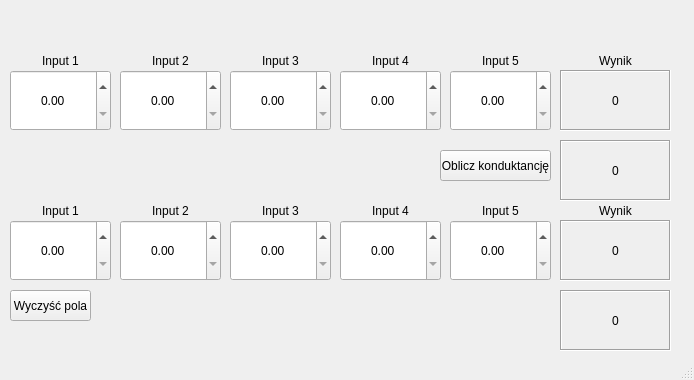
261995/Kalkulator-rezystancji-GUI2, file mainwindow.ui: the form before one commit.
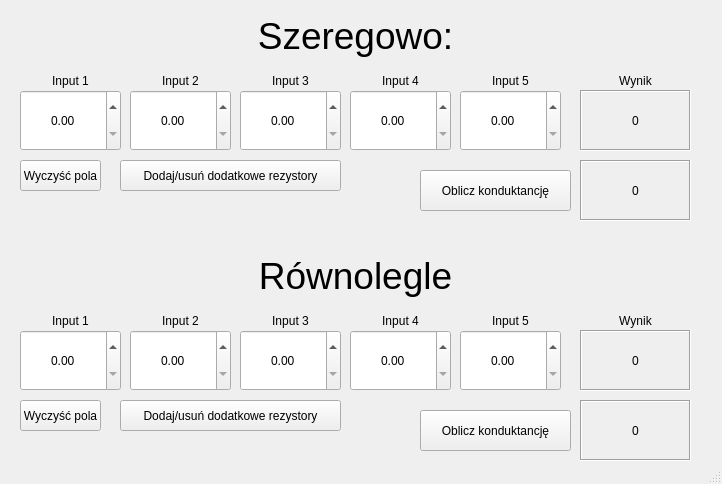
The form after the commit.

Patch:
```diff
--- a/mainwindow.ui
+++ b/mainwindow.ui
@@ -6,8 +6,8 @@
    <rect>
     <x>0</x>
     <y>0</y>
-    <width>694</width>
-    <height>380</height>
+    <width>722</width>
+    <height>484</height>
    </rect>
   </property>
   <property name="windowTitle">
@@ -17,8 +17,8 @@
    <widget class="QPushButton" name="czysc">
     <property name="geometry">
      <rect>
-      <x>10</x>
-      <y>290</y>
+      <x>20</x>
+      <y>160</y>
       <width>81</width>
       <height>31</height>
      </rect>
@@ -30,8 +30,8 @@
    <widget class="QDoubleSpinBox" name="R1">
     <property name="geometry">
      <rect>
-      <x>10</x>
-      <y>70</y>
+      <x>20</x>
+      <y>90</y>
       <width>101</width>
       <height>61</height>
      </rect>
@@ -46,10 +46,10 @@
    <widget class="QPushButton" name="konduktancja">
     <property name="geometry">
      <rect>
-      <x>440</x>
-      <y>150</y>
-      <width>111</width>
-      <height>31</height>
+      <x>420</x>
+      <y>170</y>
+      <width>151</width>
+      <height>41</height>
      </rect>
     </property>
     <property name="text">
@@ -59,8 +59,8 @@
    <widget class="QDoubleSpinBox" name="R2">
     <property name="geometry">
      <rect>
-      <x>120</x>
-      <y>70</y>
+      <x>130</x>
+      <y>90</y>
       <width>101</width>
       <height>61</height>
      </rect>
@@ -75,8 +75,8 @@
    <widget class="QDoubleSpinBox" name="R3">
     <property name="geometry">
      <rect>
-      <x>230</x>
-      <y>70</y>
+      <x>240</x>
+      <y>90</y>
       <width>101</width>
       <height>61</height>
      </rect>
@@ -91,8 +91,8 @@
    <widget class="QDoubleSpinBox" name="R4">
     <property name="geometry">
      <rect>
-      <x>340</x>
-      <y>70</y>
+      <x>350</x>
+      <y>90</y>
       <width>101</width>
       <height>61</height>
      </rect>
@@ -107,8 +107,8 @@
    <widget class="QLabel" name="Suma1">
     <property name="geometry">
      <rect>
-      <x>560</x>
-      <y>70</y>
+      <x>580</x>
+      <y>90</y>
       <width>111</width>
       <height>61</height>
      </rect>
@@ -132,8 +132,8 @@
    <widget class="QLabel" name="Suma2">
     <property name="geometry">
      <rect>
-      <x>560</x>
-      <y>220</y>
+      <x>580</x>
+      <y>330</y>
       <width>111</width>
       <height>61</height>
      </rect>
@@ -154,8 +154,8 @@
    <widget class="QDoubleSpinBox" name="R5">
     <property name="geometry">
      <rect>
-      <x>450</x>
-      <y>70</y>
+      <x>460</x>
+      <y>90</y>
       <width>101</width>
       <height>61</height>
      </rect>
@@ -170,8 +170,8 @@
    <widget class="QDoubleSpinBox" name="R1_2">
     <property name="geometry">
      <rect>
-      <x>10</x>
-      <y>220</y>
+      <x>20</x>
+      <y>330</y>
       <width>101</width>
       <height>61</height>
      </rect>
@@ -186,8 +186,8 @@
    <widget class="QDoubleSpinBox" name="R4_2">
     <property name="geometry">
      <rect>
-      <x>340</x>
-      <y>220</y>
+      <x>350</x>
+      <y>330</y>
       <width>101</width>
       <height>61</height>
      </rect>
@@ -202,8 +202,8 @@
    <widget class="QDoubleSpinBox" name="R2_2">
     <property name="geometry">
      <rect>
-      <x>120</x>
-      <y>220</y>
+      <x>130</x>
+      <y>330</y>
       <width>101</width>
       <height>61</height>
      </rect>
@@ -218,8 +218,8 @@
    <widget class="QDoubleSpinBox" name="R5_2">
     <property name="geometry">
      <rect>
-      <x>450</x>
-      <y>220</y>
+      <x>460</x>
+      <y>330</y>
       <width>101</width>
       <height>61</height>
      </rect>
@@ -234,8 +234,8 @@
    <widget class="QDoubleSpinBox" name="R3_2">
     <property name="geometry">
      <rect>
-      <x>230</x>
-      <y>220</y>
+      <x>240</x>
+      <y>330</y>
       <width>101</width>
       <height>61</height>
      </rect>
@@ -250,11 +250,11 @@
      <double>0.000000000000000</double>
     </property>
    </widget>
-   <widget class="QLabel" name="label">
+   <widget class="QLabel" name="I1">
     <property name="geometry">
      <rect>
-      <x>10</x>
-      <y>50</y>
+      <x>20</x>
+      <y>70</y>
       <width>101</width>
       <height>21</height>
      </rect>
@@ -266,11 +266,11 @@
      <set>Qt::AlignCenter</set>
     </property>
    </widget>
-   <widget class="QLabel" name="label_2">
+   <widget class="QLabel" name="I1_2">
     <property name="geometry">
      <rect>
-      <x>10</x>
-      <y>200</y>
+      <x>20</x>
+      <y>310</y>
       <width>101</width>
       <height>21</height>
      </rect>
@@ -285,8 +285,8 @@
    <widget class="QLabel" name="label_3">
     <property name="geometry">
      <rect>
-      <x>120</x>
-      <y>50</y>
+      <x>130</x>
+      <y>70</y>
       <width>101</width>
       <height>21</height>
      </rect>
@@ -301,8 +301,8 @@
    <widget class="QLabel" name="label_4">
     <property name="geometry">
      <rect>
-      <x>120</x>
-      <y>200</y>
+      <x>130</x>
+      <y>310</y>
       <width>101</width>
       <height>21</height>
      </rect>
@@ -317,8 +317,8 @@
    <widget class="QLabel" name="label_5">
     <property name="geometry">
      <rect>
-      <x>230</x>
-      <y>50</y>
+      <x>240</x>
+      <y>70</y>
       <width>101</width>
       <height>21</height>
      </rect>
@@ -333,8 +333,8 @@
    <widget class="QLabel" name="label_6">
     <property name="geometry">
      <rect>
-      <x>340</x>
-      <y>50</y>
+      <x>350</x>
+      <y>70</y>
       <width>101</width>
       <height>21</height>
      </rect>
@@ -349,8 +349,8 @@
    <widget class="QLabel" name="label_7">
     <property name="geometry">
      <rect>
-      <x>450</x>
-      <y>50</y>
+      <x>460</x>
+      <y>70</y>
       <width>101</width>
       <height>21</height>
      </rect>
@@ -365,8 +365,8 @@
    <widget class="QLabel" name="label_8">
     <property name="geometry">
      <rect>
-      <x>340</x>
-      <y>200</y>
+      <x>350</x>
+      <y>310</y>
       <width>101</width>
       <height>21</height>
      </rect>
@@ -381,8 +381,8 @@
    <widget class="QLabel" name="label_9">
     <property name="geometry">
      <rect>
-      <x>230</x>
-      <y>200</y>
+      <x>240</x>
+      <y>310</y>
       <width>101</width>
       <height>21</height>
      </rect>
@@ -397,8 +397,8 @@
    <widget class="QLabel" name="label_10">
     <property name="geometry">
      <rect>
-      <x>450</x>
-      <y>200</y>
+      <x>460</x>
+      <y>310</y>
       <width>101</width>
       <height>21</height>
      </rect>
@@ -413,8 +413,8 @@
    <widget class="QLabel" name="label_11">
     <property name="geometry">
      <rect>
-      <x>560</x>
-      <y>50</y>
+      <x>580</x>
+      <y>70</y>
       <width>111</width>
       <height>21</height>
      </rect>
@@ -429,8 +429,8 @@
    <widget class="QLabel" name="label_12">
     <property name="geometry">
      <rect>
-      <x>560</x>
-      <y>200</y>
+      <x>580</x>
+      <y>310</y>
       <width>111</width>
       <height>21</height>
      </rect>
@@ -445,8 +445,8 @@
    <widget class="QLabel" name="Suma2_2">
     <property name="geometry">
      <rect>
-      <x>560</x>
-      <y>290</y>
+      <x>580</x>
+      <y>400</y>
       <width>111</width>
       <height>61</height>
      </rect>
@@ -467,8 +467,8 @@
    <widget class="QLabel" name="Suma1_2">
     <property name="geometry">
      <rect>
-      <x>560</x>
-      <y>140</y>
+      <x>580</x>
+      <y>160</y>
       <width>111</width>
       <height>61</height>
      </rect>
@@ -489,6 +489,96 @@
      <double>0.000000000000000</double>
     </property>
    </widget>
+   <widget class="QPushButton" name="dodatkowe">
+    <property name="geometry">
+     <rect>
+      <x>120</x>
+      <y>160</y>
+      <width>221</width>
+      <height>31</height>
+     </rect>
+    </property>
+    <property name="text">
+     <string>Dodaj/usuń dodatkowe rezystory</string>
+    </property>
+   </widget>
+   <widget class="QPushButton" name="konduktancja_3">
+    <property name="geometry">
+     <rect>
+      <x>420</x>
+      <y>410</y>
+      <width>151</width>
+      <height>41</height>
+     </rect>
+    </property>
+    <property name="text">
+     <string>Oblicz konduktancję</string>
+    </property>
+   </widget>
+   <widget class="QPushButton" name="dodatkowe_2">
+    <property name="geometry">
+     <rect>
+      <x>120</x>
+      <y>400</y>
+      <width>221</width>
+      <height>31</height>
+     </rect>
+    </property>
+    <property name="text">
+     <string>Dodaj/usuń dodatkowe rezystory</string>
+    </property>
+   </widget>
+   <widget class="QPushButton" name="czysc_2">
+    <property name="geometry">
+     <rect>
+      <x>20</x>
+      <y>400</y>
+      <width>81</width>
+      <height>31</height>
+     </rect>
+    </property>
+    <property name="text">
+     <string>Wyczyść pola</string>
+    </property>
+   </widget>
+   <widget class="QLabel" name="label">
+    <property name="geometry">
+     <rect>
+      <x>20</x>
+      <y>10</y>
+      <width>671</width>
+      <height>51</height>
+     </rect>
+    </property>
+    <property name="styleSheet">
+     <string notr="true">font: 75 28pt rgb(0, 0, 0)</string>
+    </property>
+    <property name="text">
+     <string>Szeregowo:</string>
+    </property>
+    <property name="alignment">
+     <set>Qt::AlignCenter</set>
+    </property>
+   </widget>
+   <widget class="QLabel" name="label_2">
+    <property name="geometry">
+     <rect>
+      <x>20</x>
+      <y>250</y>
+      <width>671</width>
+      <height>51</height>
+     </rect>
+    </property>
+    <property name="styleSheet">
+     <string notr="true">font: 75 28pt rgb(0, 0, 0)</string>
+    </property>
+    <property name="text">
+     <string>Równolegle</string>
+    </property>
+    <property name="alignment">
+     <set>Qt::AlignCenter</set>
+    </property>
+   </widget>
   </widget>
   <widget class="QStatusBar" name="statusbar"/>
  </widget>
```
Left out of the diff: 16 changed lines with no effect on the pictures.
